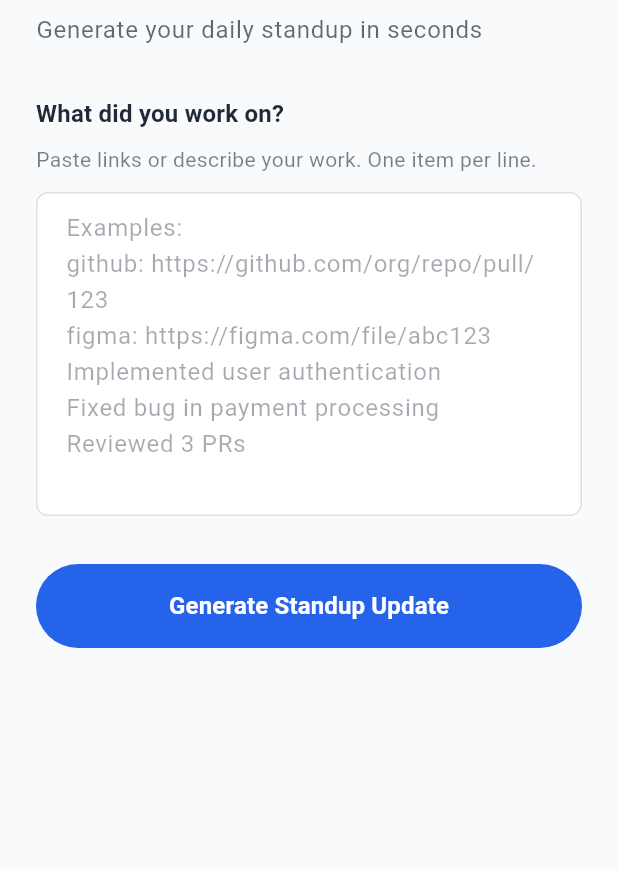
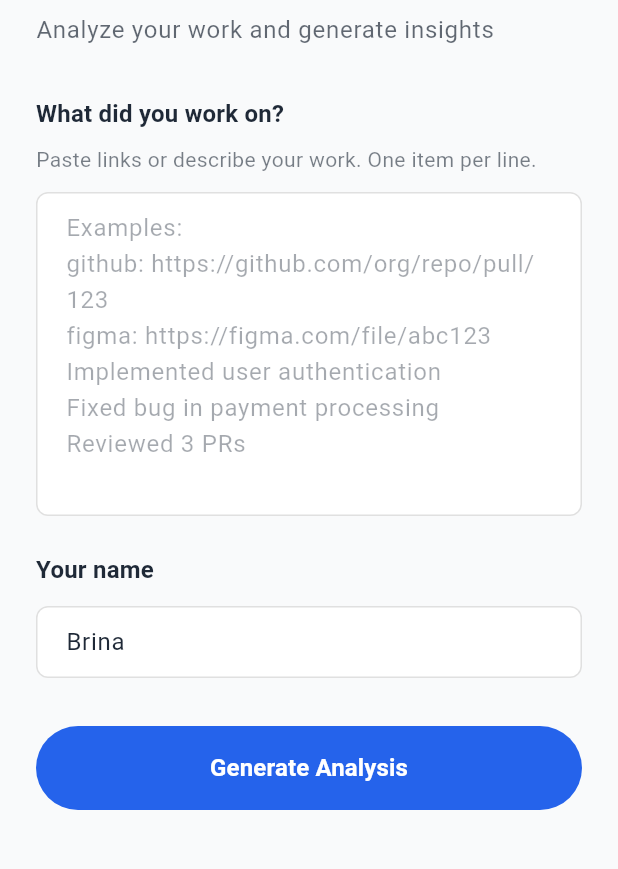
Before and after one commit to Kewl-Inc/auto-stand, a Flutter app: the screen it shows after launch, on a phone screen of 412 x 824 dp, the part 96-965 px from its top. Run offline on Flutter 3.47's test engine with Material 3 defaults, Android fonts, the phone set to English and light mode, and no system bars; drawn by our look-alikes of flutter_animate; our stand-ins replace flutter_dotenv, flutter_markdown, flutter_riverpod, go_router, google_sign_in, logger and 1 more; missing offline and left inert: device_calendar, googleapis.

Commit message:
Update standup format to Pros/Cons/Next Steps and add user name field
Major changes:
- Changed sections from daily standup format to analysis format:
  - ✅ Pros (positive aspects)
  - ❌ Cons (challenges/issues)
  - 🚀 Where We Can Take It Further (next steps)
- Added name field to personalize analyses (defaults to "Brina")
- All analyses now signed with user's name
- Name is saved in SharedPreferences for persistence
- Updated AI prompts for better formatted bullet points

Technical updates:
- Set up environment variable support for API keys
- Created .env files for secure key management
- Fixed Slack webhook integration with new URL
- Added debug logging to proxy server
- Updated all services to prioritize env vars over hardcoded values
- Created setup scripts for easier configuration

UI improvements:
- Changed "Generate Standup Update" to "Generate Analysis"
- Updated header text to "Analyze your work and generate insights"
- Better form layout with name field
- Improved error messages for API key configuration

The app now generates focused analyses instead of daily standups, with each section providing actionable insights in the format: "Strong statement: explanation".

🤖 Generated with [Claude Code](https://claude.ai/code)

Co-Authored-By: Claude <noreply@anthropic.com>

```diff
--- a/lib/config/api_config.dart
+++ b/lib/config/api_config.dart
@@ -1,8 +1,8 @@
 class ApiConfig {
   // For production, these should be loaded from environment variables
-  // or a secure configuration service
+  // These are fallback values if .env file is not found
 
-  // IMPORTANT: Add your OpenAI API key here or in .env file
+  // IMPORTANT: Add your OpenAI API key in .env file
   static const String openAIApiKey = 'your-openai-api-key-here';
 
   // Slack webhook URL for posting standup updates
--- a/lib/models/template_section.dart
+++ b/lib/models/template_section.dart
@@ -1,11 +1,9 @@
 import 'package:flutter/material.dart';
 
 enum SectionType {
-  whatIDid,
-  blockers,
-  whatILearned,
-  showAndTell,
-  prototypeLinks,
+  pros,
+  cons,
+  whatWeCanTakeFurther,
   custom
 }
 
@@ -87,16 +85,12 @@ class TemplateSection {
     );
 
     switch (type) {
-      case SectionType.whatIDid:
-        return Icons.check_circle_outline;
-      case SectionType.blockers:
-        return Icons.block;
-      case SectionType.whatILearned:
-        return Icons.lightbulb_outline;
-      case SectionType.showAndTell:
-        return Icons.image_outlined;
-      case SectionType.prototypeLinks:
-        return Icons.link;
+      case SectionType.pros:
+        return Icons.thumb_up_outlined;
+      case SectionType.cons:
+        return Icons.thumb_down_outlined;
+      case SectionType.whatWeCanTakeFurther:
+        return Icons.rocket_launch_outlined;
       case SectionType.custom:
         return Icons.add_circle_outline;
     }
@@ -105,49 +99,31 @@ class TemplateSection {
   // Default template sections
   static List<TemplateSection> get defaultSections => [
     const TemplateSection(
-      id: 'what-i-did',
-      title: 'What I did',
-      description: 'Summary of completed work and progress',
-      type: SectionType.whatIDid,
-      icon: Icons.check_circle_outline,
+      id: 'pros',
+      title: 'Pros',
+      description: 'Positive aspects, strengths, and what\'s working well',
+      type: SectionType.pros,
+      icon: Icons.thumb_up_outlined,
       order: 0,
-      customPrompt: 'Summarize work completed, commits made, documents written, meetings attended',
+      customPrompt: 'Identify positive aspects, strengths, successful outcomes, what\'s working well, achievements, and wins. Each point should be concise and start with a strong statement followed by a colon and explanation.',
     ),
     const TemplateSection(
-      id: 'blockers',
-      title: 'What I\'m blocked by',
-      description: 'Current blockers and dependencies',
-      type: SectionType.blockers,
-      icon: Icons.block,
+      id: 'cons',
+      title: 'Cons',
+      description: 'Challenges, issues, and areas needing improvement',
+      type: SectionType.cons,
+      icon: Icons.thumb_down_outlined,
       order: 1,
-      customPrompt: 'Identify blockers, dependencies, questions asked, help needed',
+      customPrompt: 'Identify challenges, issues, blockers, problems, risks, and what\'s not working. Each point should be concise and start with a strong statement followed by a colon and explanation.',
     ),
     const TemplateSection(
-      id: 'what-i-learned',
-      title: 'What I learned',
-      description: 'New insights and learnings',
-      type: SectionType.whatILearned,
-      icon: Icons.lightbulb_outline,
+      id: 'what-we-can-take-further',
+      title: 'Where We Can Take It Further',
+      description: 'Opportunities, next steps, and potential improvements',
+      type: SectionType.whatWeCanTakeFurther,
+      icon: Icons.rocket_launch_outlined,
       order: 2,
-      customPrompt: 'Extract learnings, insights, discoveries, aha moments',
-    ),
-    const TemplateSection(
-      id: 'show-and-tell',
-      title: 'Show & Tell',
-      description: 'Screenshots, designs, and visual updates',
-      type: SectionType.showAndTell,
-      icon: Icons.image_outlined,
-      order: 3,
-      customPrompt: 'Collect screenshots, Figma links, Loom videos, visual artifacts',
-    ),
-    const TemplateSection(
-      id: 'prototype-links',
-      title: 'Prototype links',
-      description: 'Links to working prototypes and demos',
-      type: SectionType.prototypeLinks,
-      icon: Icons.link,
-      order: 4,
-      customPrompt: 'Find deployed apps, staging links, PR previews, demo videos',
+      customPrompt: 'Suggest opportunities for improvement, next steps, potential solutions, ideas to explore, and how to build on the work. Each point should be actionable and start with a strong verb followed by a colon and explanation.',
     ),
   ];
 }
--- a/lib/pages/simple_home_page.dart
+++ b/lib/pages/simple_home_page.dart
@@ -5,6 +5,7 @@ import 'package:auto_stand/models/models.dart';
 import 'package:auto_stand/services/services.dart';
 import 'package:flutter_animate/flutter_animate.dart';
 import 'package:flutter_markdown/flutter_markdown.dart';
+import 'package:shared_preferences/shared_preferences.dart';
 
 class SimpleHomePage extends ConsumerStatefulWidget {
   const SimpleHomePage({super.key});
@@ -16,19 +17,43 @@ class SimpleHomePage extends ConsumerStatefulWidget {
 class _SimpleHomePageState extends ConsumerState<SimpleHomePage> {
   final _formKey = GlobalKey<FormState>();
   final _dataSourcesController = TextEditingController();
+  final _nameController = TextEditingController(text: 'Brina');
 
   bool _isGenerating = false;
   String? _generatedUpdate;
   List<TemplateSection> _enabledSections = TemplateSection.defaultSections;
 
   @override
+  void initState() {
+    super.initState();
+    _loadUserName();
+  }
+
+  @override
   void dispose() {
     _dataSourcesController.dispose();
+    _nameController.dispose();
     super.dispose();
+  }
+
+  Future<void> _loadUserName() async {
+    final prefs = await SharedPreferences.getInstance();
+    final savedName = prefs.getString('userName');
+    if (savedName != null && savedName.isNotEmpty) {
+      _nameController.text = savedName;
+    }
+  }
+
+  Future<void> _saveUserName() async {
+    final prefs = await SharedPreferences.getInstance();
+    await prefs.setString('userName', _nameController.text);
   }
 
   Future<void> _generateStandup() async {
     if (!_formKey.currentState!.validate()) return;
+
+    // Save the user's name
+    await _saveUserName();
 
     setState(() {
       _isGenerating = true;
@@ -75,7 +100,7 @@ class _SimpleHomePageState extends ConsumerState<SimpleHomePage> {
         debugPrint('Update was null - AI service returned no data');
         ScaffoldMessenger.of(context).showSnackBar(
           SnackBar(
-            content: const Text('Failed to generate standup update - AI service error'),
+            content: const Text('Failed to generate analysis - AI service error'),
             backgroundColor: Theme.of(context).colorScheme.error,
           ),
         );
@@ -85,8 +110,8 @@ class _SimpleHomePageState extends ConsumerState<SimpleHomePage> {
       debugPrint('Stack trace: $stackTrace');
 
       String errorMessage = 'Error: ${e.toString()}';
-      if (e.toString().contains('API key')) {
-        errorMessage = 'OpenAI API key not configured';
+      if (e.toString().contains('API key') || e.toString().contains('your-openai-api-key-here')) {
+        errorMessage = 'OpenAI API key not configured. Please add your API key in lib/config/api_config.dart';
       } else if (e.toString().contains('401')) {
         errorMessage = 'Invalid OpenAI API key';
       } else if (e.toString().contains('429')) {
@@ -112,9 +137,6 @@ class _SimpleHomePageState extends ConsumerState<SimpleHomePage> {
   String _formatForSlack(StandupUpdate update) {
     final buffer = StringBuffer();
 
-    buffer.writeln('📅 *Daily Standup - ${_formatDate(DateTime.now())}*');
-    buffer.writeln();
-
     for (final section in _enabledSections) {
       if (update.sections.containsKey(section.id)) {
         final content = update.sections[section.id]!;
@@ -122,20 +144,14 @@ class _SimpleHomePageState extends ConsumerState<SimpleHomePage> {
         // Section header with emoji
         String emoji = '';
         switch (section.type) {
-          case SectionType.whatIDid:
+          case SectionType.pros:
             emoji = '✅';
             break;
-          case SectionType.blockers:
-            emoji = '🚧';
+          case SectionType.cons:
+            emoji = '❌';
             break;
-          case SectionType.whatILearned:
-            emoji = '💡';
-            break;
-          case SectionType.showAndTell:
-            emoji = '🎨';
-            break;
-          case SectionType.prototypeLinks:
-            emoji = '🔗';
+          case SectionType.whatWeCanTakeFurther:
+            emoji = '🚀';
             break;
           default:
             emoji = '📌';
@@ -154,6 +170,10 @@ class _SimpleHomePageState extends ConsumerState<SimpleHomePage> {
         buffer.writeln();
       }
     }
+
+    // Add sign-off
+    buffer.writeln();
+    buffer.writeln('— ${_nameController.text}');
 
     return buffer.toString();
   }
@@ -246,7 +266,7 @@ class _SimpleHomePageState extends ConsumerState<SimpleHomePage> {
                 ).animate().fadeIn(duration: 300.ms).slideX(begin: -0.2),
                 const SizedBox(height: 8),
                 Text(
-                  'Generate your daily standup in seconds',
+                  'Analyze your work and generate insights',
                   style: theme.textTheme.bodyLarge?.copyWith(
                     color: theme.colorScheme.onSurface.withValues(alpha: 0.7),
                   ),
@@ -305,6 +325,48 @@ Reviewed 3 PRs''',
                         },
                       ),
 
+                      const SizedBox(height: 24),
+
+                      // Name Input
+                      Row(
+                        children: [
+                          Expanded(
+                            child: Column(
+                              crossAxisAlignment: CrossAxisAlignment.start,
+                              children: [
+                                Text(
+                                  'Your name',
+                                  style: theme.textTheme.titleMedium?.copyWith(
+                                    fontWeight: FontWeight.w600,
+                                  ),
+                                ),
+                                const SizedBox(height: 12),
+                                TextFormField(
+                                  controller: _nameController,
+                                  decoration: InputDecoration(
+                                    hintText: 'Enter your name',
+                                    filled: true,
+                                    fillColor: theme.colorScheme.surface,
+                                    border: OutlineInputBorder(
+                                      borderRadius: BorderRadius.circular(12),
+                                      borderSide: BorderSide(
+                                        color: theme.colorScheme.outline,
+                                      ),
+                                    ),
+                                  ),
+                                  validator: (value) {
+                                    if (value == null || value.trim().isEmpty) {
+                                      return 'Please enter your name';
+                                    }
+                                    return null;
+                                  },
+                                ),
+                              ],
+                            ),
+                          ),
+                        ],
+                      ),
+
                       const SizedBox(height: 32),
 
                       // Generate Button
@@ -330,7 +392,7 @@ Reviewed 3 PRs''',
                                   ],
                                 )
                               : const Text(
-                                  'Generate Standup Update',
+                                  'Generate Analysis',
                                   style: TextStyle(
                                     fontSize: 16,
                                     fontWeight: FontWeight.w600,
@@ -361,7 +423,7 @@ Reviewed 3 PRs''',
                           mainAxisAlignment: MainAxisAlignment.spaceBetween,
                           children: [
                             Text(
-                              'Your Standup Update',
+                              'Your Analysis',
                               style: theme.textTheme.titleLarge?.copyWith(
                                 fontWeight: FontWeight.bold,
                               ),
--- a/pubspec.yaml
+++ b/pubspec.yaml
@@ -84,9 +84,8 @@ flutter:
   uses-material-design: true
 
   # To add assets to your application, add an assets section, like this:
-  # assets:
-  #   - images/a_dot_burr.jpeg
-  #   - images/a_dot_ham.jpeg
+  assets:
+    - .env
 
   # An image asset can refer to one or more resolution-specific "variants", see
   # https://flutter.dev/to/resolution-aware-images
```
Also changed, not shown: lib/main.dart (+7 -7 lines), lib/services/ai_service.dart (+22 -16 lines), lib/services/slack_service.dart (+15 -1 lines), 4 other files.
